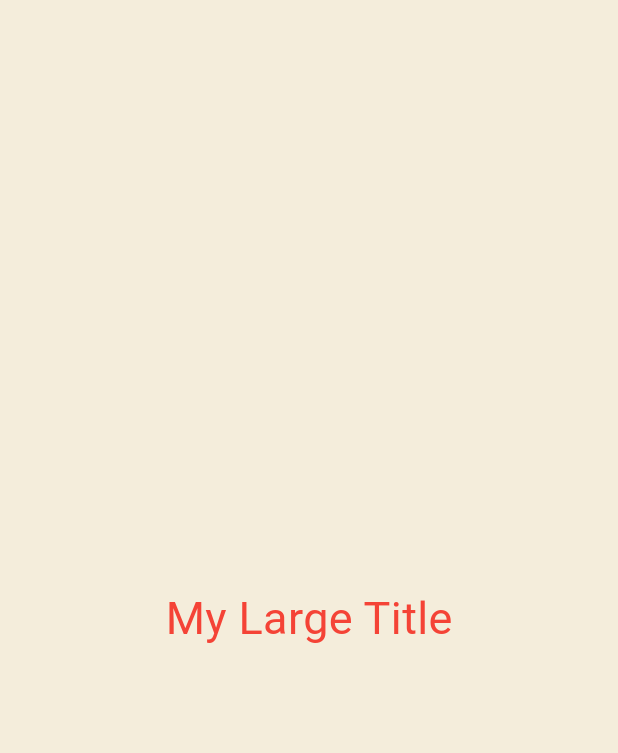
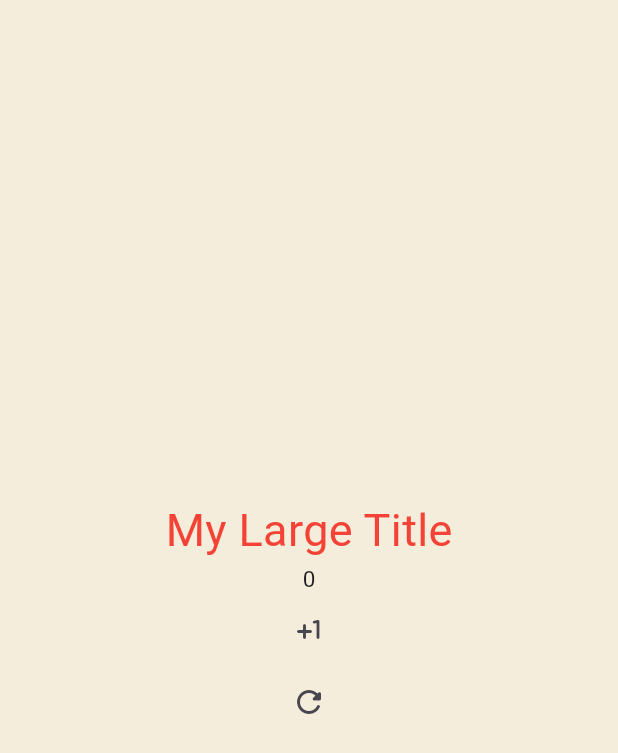
Before and after one commit to DongHyeonKim-tech/flutter-stateful-widget-nomad, a Flutter app: the screen it shows after launch, on a phone screen of 412 x 824 dp. Shown: the top 753 px of the screen. Run offline on Flutter 3.47's test engine with Material 3 defaults, Android fonts, the phone set to English and light mode, and no system bars.

```diff
--- a/lib/main.dart
+++ b/lib/main.dart
@@ -12,11 +12,40 @@ class App extends StatefulWidget {
 }
 
 class _AppState extends State<App> {
+  int count = 0;
+  bool showTitle = true;
+
+  void toggleTitle() {
+    setState(() {
+      showTitle = !showTitle;
+    });
+  }
+
+  // 상태 초기화 method
+  // build method보다 먼저 선언되어야
   @override
-  // context: 모든 상위(부모) 요소들에 대한 정보, 부모 요소 접근 가능
+  void initState() {
+    super.initState();
+    print('initState!');
+    count = 0;
+  }
+
+  // widget tree를 return하는 method(widget이 화면에서 제거될 때 호출)
+  @override
+  void dispose() {
+    super.dispose();
+    print('dispose!');
+  }
+
+  void onPressed() {
+    setState(() {
+      count++;
+    });
+  }
+
+  @override
   Widget build(BuildContext context) {
     return MaterialApp(
-      // 테마 설정
       theme: ThemeData(
         textTheme: const TextTheme(
           titleLarge: TextStyle(
@@ -24,13 +53,21 @@ class _AppState extends State<App> {
           ),
         ),
       ),
-      home: const Scaffold(
-        backgroundColor: Color(0xFFF4EDDB),
+      home: Scaffold(
+        backgroundColor: const Color(0xFFF4EDDB),
         body: Center(
             child: Column(
           mainAxisAlignment: MainAxisAlignment.center,
           children: [
-            MyLargeTitle(),
+            showTitle ? const MyLargeTitle() : const Text('nothing'),
+            Text(
+              '$count',
+              style: const TextStyle(fontSize: 15),
+            ),
+            IconButton(
+                onPressed: onPressed, icon: const Icon(Icons.plus_one_rounded)),
+            IconButton(
+                onPressed: toggleTitle, icon: const Icon(Icons.refresh_rounded))
           ],
         )),
       ),
@@ -48,9 +85,7 @@ class MyLargeTitle extends StatelessWidget {
     return Text(
       'My Large Title',
       style: TextStyle(
-          // 부모 요소 접근이 가능한 context를 사용해 부모 요소에서 설정한 theme를 자식 요소에 적용
-          fontSize: 30,
-          color: Theme.of(context).textTheme.titleLarge!.color),
+          fontSize: 30, color: Theme.of(context).textTheme.titleLarge!.color),
     );
   }
 }
```
